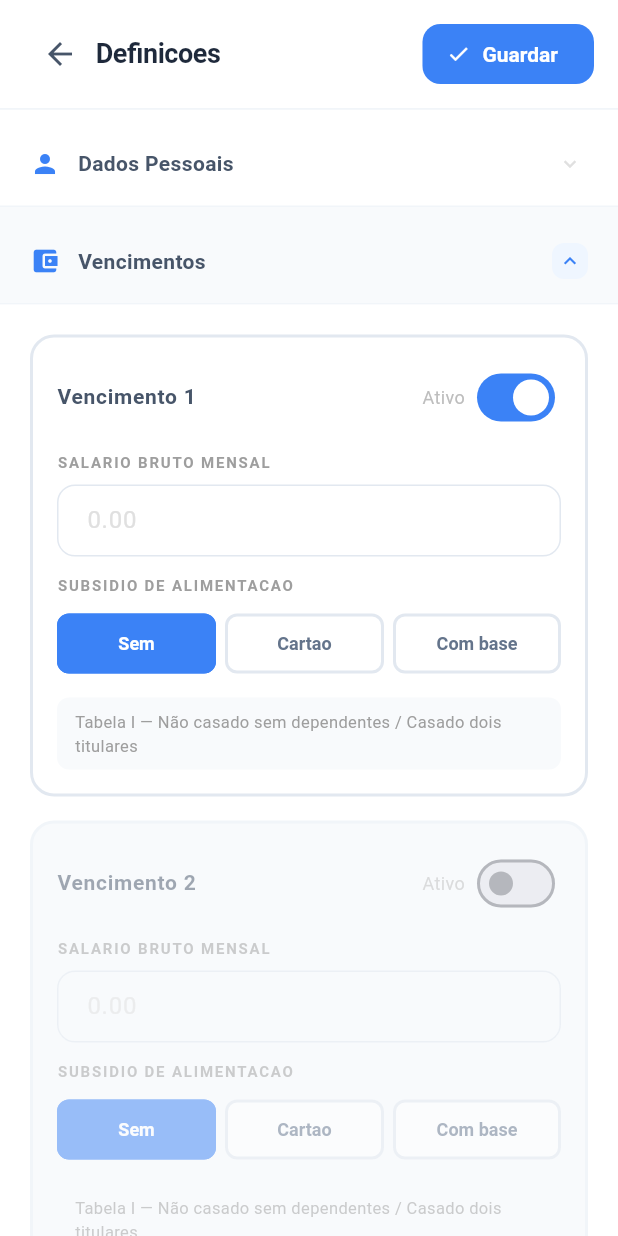
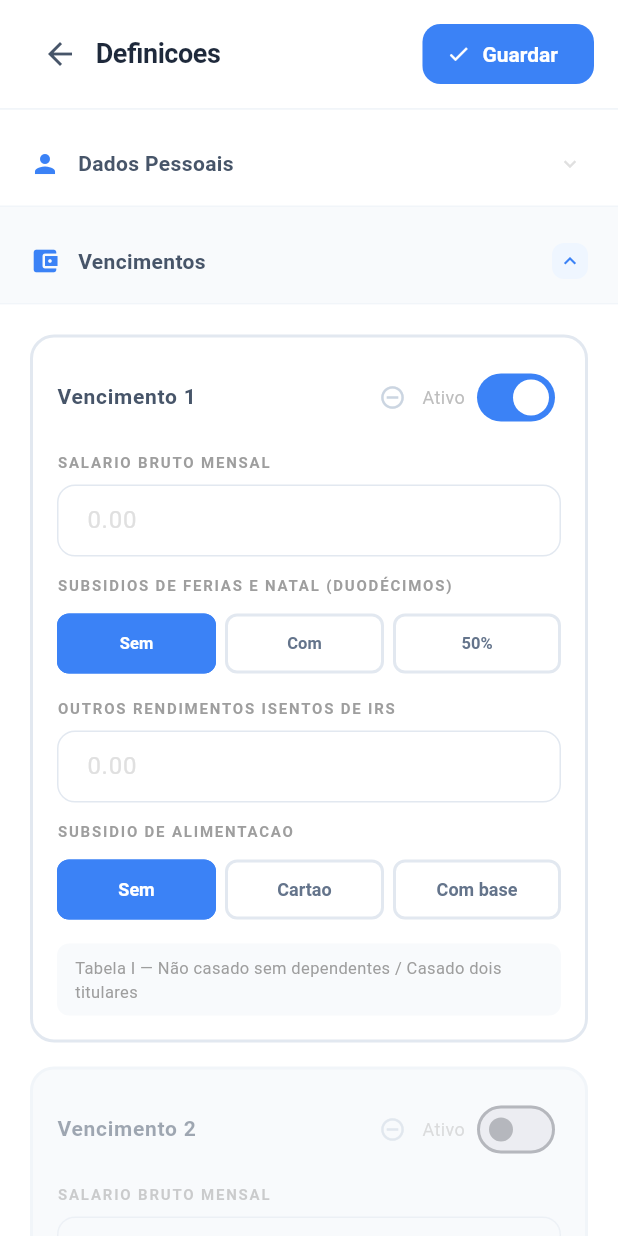
Before and after one commit to lfrmonteiro99/monthy_budget, a Flutter app: the SettingsScreen screen opened directly with empty values, after a tap on "Dados Pessoais", after a tap on "Vencimentos", on a phone screen of 412 x 824 dp. Run offline on Flutter 3.47's test engine with Material 3 defaults, Android fonts, the phone set to English and light mode, and no system bars; our stand-ins replace fl_chart, shared_preferences, supabase_flutter; accounts and stored records are empty; network calls fail.

Commit message:
claude/budget-calculator-app-TFWgZ: add duodécimos, exempt income, and N-salary support
- Add SubsidyMode enum (none/full/half) with 1.0×/14/12×/13/12× monthly factors
- Add subsidyMode and otherExemptIncome fields to SalaryInfo (with serialization)
- SalaryCalculation gains effectiveGrossAmount, subsidyMonthlyBonus, otherExemptIncome
- BudgetSummary changes salary1/salary2 → salaries: List<SalaryCalculation>
- IRS and SS now computed on effectiveGross (base × subsidyMode.monthlyFactor)
- otherExemptIncome added to net without IRS/SS deductions
- calculateBudgetSummary handles N salaries dynamically
- Settings: subsidy mode selector (3-button row), exempt income input, add/remove salary
- Dashboard _buildSalaryBreakdown iterates summary.salaries
- Charts _NetIncomeChart iterates summary.salaries

```diff
--- a/monthy_budget_flutter/lib/models/app_settings.dart
+++ b/monthy_budget_flutter/lib/models/app_settings.dart
@@ -50,6 +50,36 @@ enum MaritalStatus {
         return MaritalStatus.viuvo;
       default:
         return MaritalStatus.solteiro;
+    }
+  }
+}
+
+enum SubsidyMode {
+  none,   // sem duodécimos — fator 1.0
+  full,   // com duodécimos férias+natal — fator 14/12
+  half;   // com duodécimos a 50% — fator 13/12
+
+  double get monthlyFactor {
+    switch (this) {
+      case SubsidyMode.none: return 1.0;
+      case SubsidyMode.full: return 14 / 12;
+      case SubsidyMode.half: return 13 / 12;
+    }
+  }
+
+  String get label {
+    switch (this) {
+      case SubsidyMode.none: return 'Sem duodécimos';
+      case SubsidyMode.full: return 'Com duodécimos';
+      case SubsidyMode.half: return '50% duodécimos';
+    }
+  }
+
+  String get shortLabel {
+    switch (this) {
+      case SubsidyMode.none: return 'Sem';
+      case SubsidyMode.full: return 'Com';
+      case SubsidyMode.half: return '50%';
     }
   }
 }
@@ -215,6 +245,8 @@ class SalaryInfo {
   final MealAllowanceType mealAllowanceType;
   final double mealAllowancePerDay;
   final int workingDaysPerMonth;
+  final SubsidyMode subsidyMode;
+  final double otherExemptIncome;
 
   const SalaryInfo({
     this.label = '',
@@ -224,6 +256,8 @@ class SalaryInfo {
     this.mealAllowanceType = MealAllowanceType.none,
     this.mealAllowancePerDay = 0,
     this.workingDaysPerMonth = 22,
+    this.subsidyMode = SubsidyMode.none,
+    this.otherExemptIncome = 0,
   });
 
   SalaryInfo copyWith({
@@ -234,6 +268,8 @@ class SalaryInfo {
     MealAllowanceType? mealAllowanceType,
     double? mealAllowancePerDay,
     int? workingDaysPerMonth,
+    SubsidyMode? subsidyMode,
+    double? otherExemptIncome,
   }) {
     return SalaryInfo(
       label: label ?? this.label,
@@ -243,6 +279,8 @@ class SalaryInfo {
       mealAllowanceType: mealAllowanceType ?? this.mealAllowanceType,
       mealAllowancePerDay: mealAllowancePerDay ?? this.mealAllowancePerDay,
       workingDaysPerMonth: workingDaysPerMonth ?? this.workingDaysPerMonth,
+      subsidyMode: subsidyMode ?? this.subsidyMode,
+      otherExemptIncome: otherExemptIncome ?? this.otherExemptIncome,
     );
   }
 
@@ -254,6 +292,8 @@ class SalaryInfo {
         'mealAllowanceType': mealAllowanceType.name,
         'mealAllowancePerDay': mealAllowancePerDay,
         'workingDaysPerMonth': workingDaysPerMonth,
+        'subsidyMode': subsidyMode.name,
+        'otherExemptIncome': otherExemptIncome,
       };
 
   factory SalaryInfo.fromJson(Map<String, dynamic> json) => SalaryInfo(
@@ -267,6 +307,11 @@ class SalaryInfo {
         ),
         mealAllowancePerDay: (json['mealAllowancePerDay'] ?? 0).toDouble(),
         workingDaysPerMonth: json['workingDaysPerMonth'] ?? 22,
+        subsidyMode: SubsidyMode.values.firstWhere(
+          (e) => e.name == json['subsidyMode'],
+          orElse: () => SubsidyMode.none,
+        ),
+        otherExemptIncome: (json['otherExemptIncome'] ?? 0).toDouble(),
       );
 }
 
--- a/monthy_budget_flutter/lib/screens/settings_screen.dart
+++ b/monthy_budget_flutter/lib/screens/settings_screen.dart
@@ -385,12 +385,29 @@ class _SettingsScreenState extends State<SettingsScreen> {
     );
   }
 
+  void _addSalary() {
+    setState(() {
+      final newSalaries = List<SalaryInfo>.from(_draft.salaries);
+      newSalaries.add(SalaryInfo(label: 'Vencimento ${newSalaries.length + 1}'));
+      _draft = _draft.copyWith(salaries: newSalaries);
+    });
+  }
+
+  void _removeSalary(int idx) {
+    if (_draft.salaries.length <= 1) return;
+    setState(() {
+      final newSalaries = List<SalaryInfo>.from(_draft.salaries)..removeAt(idx);
+      _draft = _draft.copyWith(salaries: newSalaries);
+    });
+  }
+
   Widget _buildSalariesSection() {
     return Container(
       color: Colors.white,
       padding: const EdgeInsets.all(20),
       child: Column(
-        children: List.generate(_draft.salaries.length, (idx) {
+        children: [
+          ...List.generate(_draft.salaries.length, (idx) {
             final salary = _draft.salaries[idx];
             return Container(
               margin: EdgeInsets.only(bottom: idx < _draft.salaries.length - 1 ? 16 : 0),
@@ -424,6 +441,13 @@ class _SettingsScreenState extends State<SettingsScreen> {
                             ),
                           ),
                         ),
+                        if (_draft.salaries.length > 1)
+                          IconButton(
+                            onPressed: () => _removeSalary(idx),
+                            icon: const Icon(Icons.remove_circle_outline, size: 18, color: Color(0xFFCBD5E1)),
+                            visualDensity: VisualDensity.compact,
+                            padding: EdgeInsets.zero,
+                          ),
                         Row(
                           children: [
                             Text('Ativo', style: TextStyle(fontSize: 12, color: Colors.grey.shade400)),
@@ -443,6 +467,40 @@ class _SettingsScreenState extends State<SettingsScreen> {
                     TextFormField(
                       initialValue: salary.grossAmount > 0 ? salary.grossAmount.toString() : '',
                       onChanged: (v) => _updateSalary(idx, (s) => s.copyWith(grossAmount: double.tryParse(v) ?? 0)),
+                      keyboardType: const TextInputType.numberWithOptions(decimal: true),
+                      decoration: _inputDecoration('0.00', suffix: 'EUR'),
+                    ),
+                    const SizedBox(height: 12),
+                    _label('SUBSIDIOS DE FERIAS E NATAL (DUODÉCIMOS)'),
+                    const SizedBox(height: 8),
+                    Row(
+                      children: SubsidyMode.values.map((mode) {
+                        final isSelected = salary.subsidyMode == mode;
+                        return Expanded(
+                          child: Padding(
+                            padding: EdgeInsets.only(right: mode != SubsidyMode.half ? 6 : 0),
+                            child: OutlinedButton(
+                              onPressed: () => _updateSalary(idx, (s) => s.copyWith(subsidyMode: mode)),
+                              style: OutlinedButton.styleFrom(
+                                backgroundColor: isSelected ? const Color(0xFF3B82F6) : Colors.white,
+                                foregroundColor: isSelected ? Colors.white : const Color(0xFF64748B),
+                                side: BorderSide(color: isSelected ? const Color(0xFF3B82F6) : const Color(0xFFE2E8F0), width: 2),
+                                shape: RoundedRectangleBorder(borderRadius: BorderRadius.circular(8)),
+                                padding: const EdgeInsets.symmetric(vertical: 8),
+                                textStyle: const TextStyle(fontSize: 11, fontWeight: FontWeight.w600),
+                              ),
+                              child: Text(mode.shortLabel),
+                            ),
+                          ),
+                        );
+                      }).toList(),
+                    ),
+                    const SizedBox(height: 12),
+                    _label('OUTROS RENDIMENTOS ISENTOS DE IRS'),
+                    const SizedBox(height: 8),
+                    TextFormField(
+                      initialValue: salary.otherExemptIncome > 0 ? salary.otherExemptIncome.toString() : '',
+                      onChanged: (v) => _updateSalary(idx, (s) => s.copyWith(otherExemptIncome: double.tryParse(v) ?? 0)),
                       keyboardType: const TextInputType.numberWithOptions(decimal: true),
                       decoration: _inputDecoration('0.00', suffix: 'EUR'),
                     ),
@@ -561,6 +619,23 @@ class _SettingsScreenState extends State<SettingsScreen> {
               ),
             );
           }),
+          const SizedBox(height: 16),
+          SizedBox(
+            width: double.infinity,
+            child: OutlinedButton.icon(
+              onPressed: _addSalary,
+              icon: const Icon(Icons.add, size: 16),
+              label: const Text('Adicionar vencimento'),
+              style: OutlinedButton.styleFrom(
+                foregroundColor: const Color(0xFF3B82F6),
+                side: const BorderSide(color: Color(0xFF3B82F6)),
+                shape: RoundedRectangleBorder(borderRadius: BorderRadius.circular(10)),
+                padding: const EdgeInsets.symmetric(vertical: 12),
+                textStyle: const TextStyle(fontSize: 13, fontWeight: FontWeight.w600),
+              ),
+            ),
+          ),
+        ],
       ),
     );
   }
```
Also changed, not shown: monthy_budget_flutter/lib/models/budget_summary.dart (+9 -5 lines), monthy_budget_flutter/lib/screens/dashboard_screen.dart (+34 -16 lines), monthy_budget_flutter/lib/utils/calculations.dart (+30 -37 lines), monthy_budget_flutter/lib/widgets/charts/budget_charts.dart (+7 -9 lines). Lines whose indentation alone changed are shown as unchanged.
